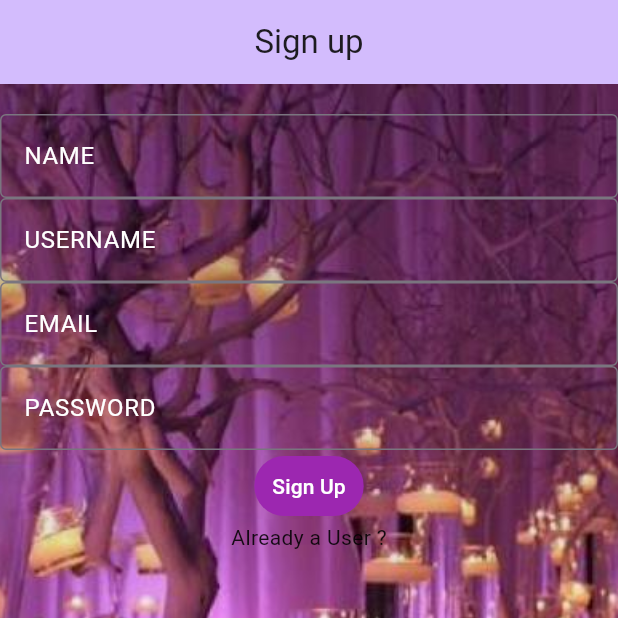
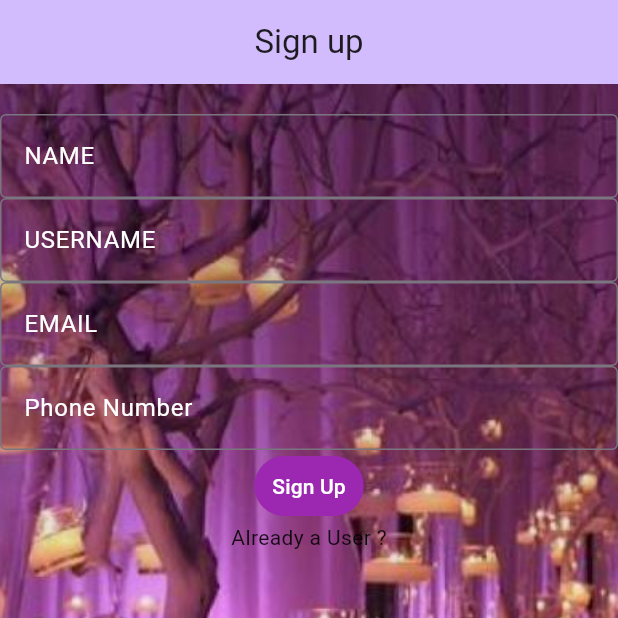
Before and after one commit to dilliondeba/flutter_journey, a Flutter app: the screen it shows after launch, on a phone screen of 412 x 824 dp, the top half of it. Run offline on Flutter 3.47's test engine with Material 2 defaults, Android fonts, the phone set to English and light mode, and no system bars.

```diff
--- a/lib/signup.dart
+++ b/lib/signup.dart
@@ -91,9 +91,9 @@ class _SignUpPageState extends State<SignUpPage> {
                     ),
 
                     TextFormField(
-                      keyboardType:TextInputType.text,
+                      keyboardType:TextInputType.phone,
                       decoration: InputDecoration(
-                          labelText: "PASSWORD",
+                          labelText: "Phone Number",
                           border: OutlineInputBorder(
                             borderSide: BorderSide(
                               color: Colors.white,
```
